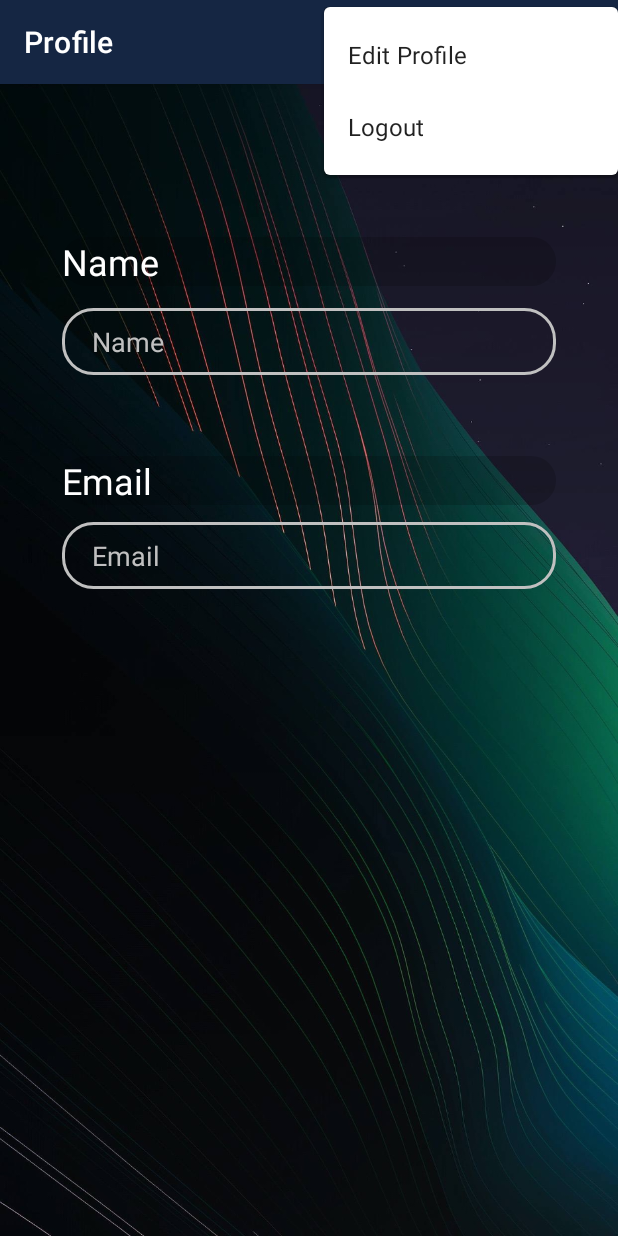
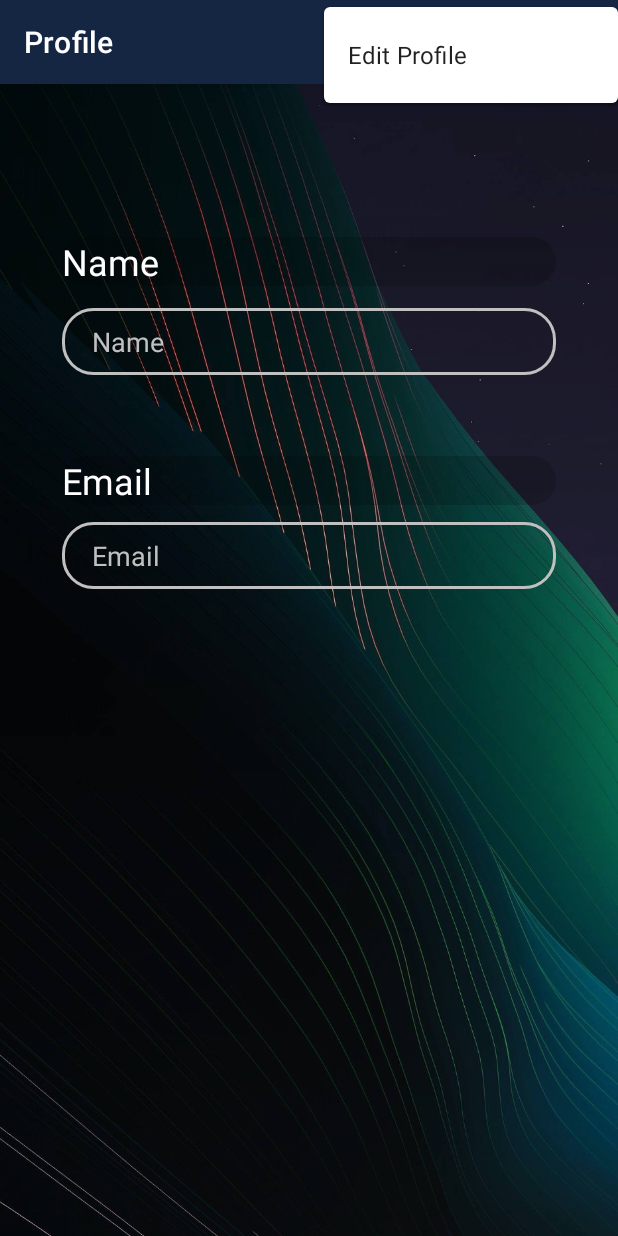
Before and after one commit to TeamSoundSense/SoundSenseV1, an Android app: the fragment ProfileFragment placed in its activity, after a tap on "menu", on a phone screen of 412 x 824 dp. Run offline under Robolectric (Android 15) with nearby library versions, the phone set to English and light mode, and no system bars; our stand-ins replace Firebase (no records; nobody signed in at launch, a user with empty details on screens opened directly); libraries missing offline, so code that uses them is left out: com.yarolegovich.slidingrootnav; 11 statements that could not run were skipped.

```diff
--- a/app/src/main/java/com/example/soundsensev1/ProfileFragment.java
+++ b/app/src/main/java/com/example/soundsensev1/ProfileFragment.java
@@ -46,7 +46,6 @@ public class ProfileFragment extends Fragment {
     private FirebaseUser user;
     private static DatabaseReference reference;
     private String userID;
-    private String userEmail;
 
     private SharedPreferencesHelper spHelper;
 
@@ -127,9 +126,11 @@ public class ProfileFragment extends Fragment {
                 enterEditMode();
                 return true;
 
+                /*
             case R.id.logoutItem:
                 logoutUser();
                 return true;
+                 */
 
             default:
                 return super.onOptionsItemSelected(item);
@@ -169,7 +170,7 @@ public class ProfileFragment extends Fragment {
                                 }
                                 else {
                                     FirebaseAuthException e = (FirebaseAuthException)task.getException();
-                                    Toast.makeText(getActivity().getApplicationContext(), "Error: " + e.getMessage(), Toast.LENGTH_LONG).show();
+                                    Toast.makeText(getActivity().getApplicationContext(), "Re-login to edit your profile!", Toast.LENGTH_LONG).show();
                                     goToLoginActivity();
                                 }
                             }
--- a/app/src/main/res/menu/profile_menu.xml
+++ b/app/src/main/res/menu/profile_menu.xml
@@ -10,9 +10,6 @@
             android:id="@+id/editItem"
             android:title="Edit Profile"
             app:showAsAction="never"/>
-            <item
-                android:id="@+id/logoutItem"
-                android:title="Logout" />
         </menu>
     </item>
 </menu>
```
